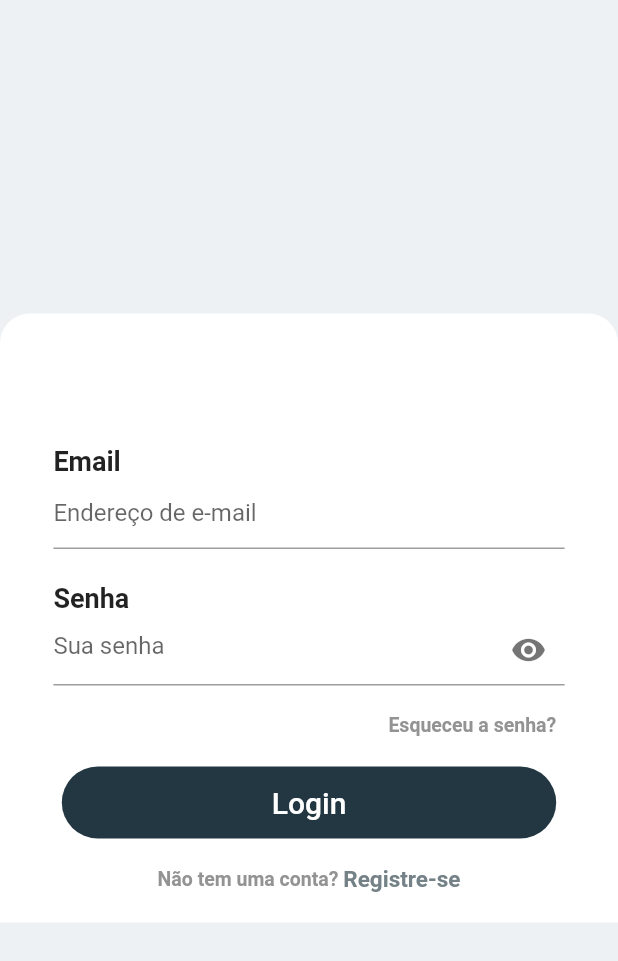
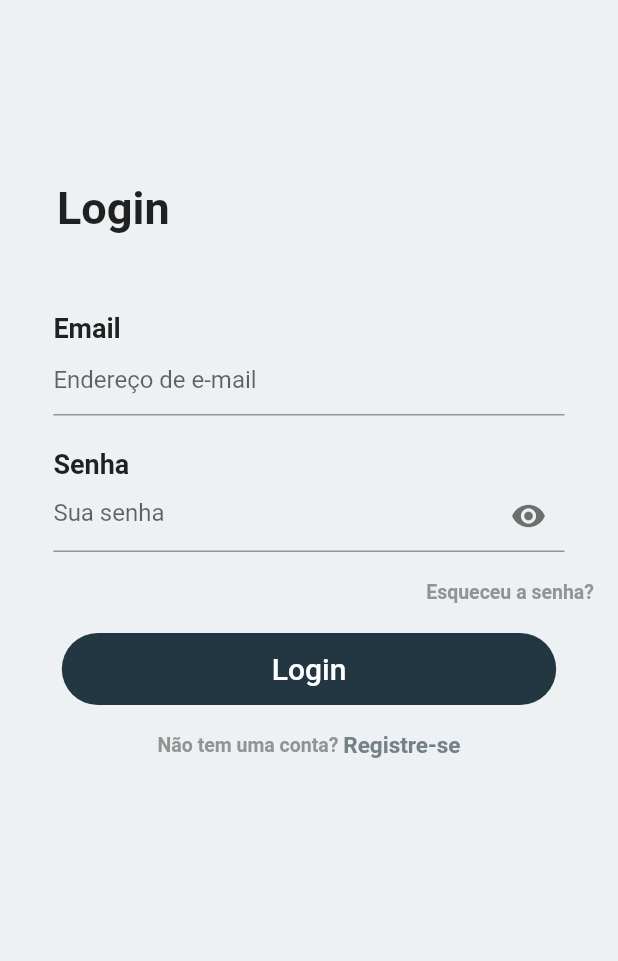
Before and after one commit to anamenezesv/MonitorPet, a Flutter app: the screen it shows after launch, on a phone screen of 412 x 824 dp. Shown: the top 961 px of the screen. Run offline on Flutter 3.47's test engine with Material 2 defaults, Android fonts, the phone set to English and light mode, and no system bars; our stand-ins replace syncfusion_flutter_charts; Roboto replaces fonts that are missing (NotoSerif).

```diff
--- a/lib/components/login_page.dart
+++ b/lib/components/login_page.dart
@@ -3,8 +3,8 @@ import 'package:modelo/components/common/custom_from_button.dart';
 import 'package:modelo/components/common/custom_input_field.dart';
 import 'package:modelo/components/common/page_heading.dart';
 import 'package:modelo/components/forget_password_page.dart';
-
-import 'signup_page.dart';
+import 'package:modelo/components/home_page.dart';
+import 'package:modelo/components/signup_page.dart';
 
 class LoginPage extends StatefulWidget {
   const LoginPage({Key? key}) : super(key: key);
@@ -14,97 +14,119 @@ class LoginPage extends StatefulWidget {
 }
 
 class LoginPageState extends State<LoginPage> {
-
   final _loginFormKey = GlobalKey<FormState>();
 
   @override
   Widget build(BuildContext context) {
     Size size = MediaQuery.of(context).size;
-    return SafeArea(
-      child: Scaffold(
+    return Scaffold(
       backgroundColor: const Color(0xffEEF1F3),
-        body: Column(
-          mainAxisAlignment: MainAxisAlignment.center,
+      body: SingleChildScrollView(
+        child: Column(
+          crossAxisAlignment: CrossAxisAlignment.stretch,
           children: [
-            Container(
-              alignment: Alignment.center,
-              child: Expanded(
-                child: Container(
-                  decoration: const BoxDecoration(
-                    color: Colors.white,
-                    borderRadius: BorderRadius.vertical(top: Radius.circular(20),),
-                  ),
-                  child: SingleChildScrollView(
-                    child: Form(
+            Padding(
+              padding: const EdgeInsets.all(16.0),
+              child: Column(
+                crossAxisAlignment: CrossAxisAlignment.start,
+                children: [
+                  const SizedBox(height: 80),
+                  const PageHeading(title: 'Login'),
+                  const SizedBox(height: 24),
+                  Form(
                     key: _loginFormKey,
                     child: Column(
                       children: [
-                          const PageHeading(title: '',),
                         CustomInputField(
                           labelText: 'Email',
                           hintText: 'Endereço de e-mail',
                           validator: (textValue) {
-                              if(textValue == null || textValue.isEmpty) {
+                            if (textValue == null || textValue.isEmpty) {
                               return 'É obrigatório informar um e-mail!';
                             }
                             return null;
-                            }
+                          },
                         ),
-                          const SizedBox(height: 16,),
+                        const SizedBox(height: 16),
                         CustomInputField(
                           labelText: 'Senha',
                           hintText: 'Sua senha',
                           obscureText: true,
                           suffixIcon: true,
                           validator: (textValue) {
-                              if(textValue == null || textValue.isEmpty) {
+                            if (textValue == null || textValue.isEmpty) {
                               return 'É obrigatório informar uma senha!';
                             }
                             return null;
                           },
                         ),
-                          const SizedBox(height: 16,),
-                          Container(
-                            width: size.width * 0.80,
+                        const SizedBox(height: 16),
+                        Align(
                           alignment: Alignment.centerRight,
                           child: GestureDetector(
-                              onTap: () => {
-                                Navigator.push(context, MaterialPageRoute(builder: (context) => const ForgetPasswordPage()))
+                            onTap: () {
+                              Navigator.push(
+                                context,
+                                MaterialPageRoute(
+                                  builder: (context) => const ForgetPasswordPage(),
+                                ),
+                              );
                             },
                             child: const Text(
                               'Esqueceu a senha?',
                               style: TextStyle(
-                                  color: Color(0xff939393),
+                                color:  Color(0xff939393),
                                 fontSize: 13,
                                 fontWeight: FontWeight.bold,
                               ),
                             ),
                           ),
                         ),
-                          const SizedBox(height: 20,),
-                          CustomFormButton(innerText: 'Login', onPressed: _handleLoginUser,),
-                          const SizedBox(height: 18,),
+                        const SizedBox(height: 20),
+                        CustomFormButton(
+                          innerText: 'Login',
+                          onPressed: _handleLoginUser,
+                        ),
+                        const SizedBox(height: 18),
                         SizedBox(
                           width: size.width * 0.8,
                           child: Row(
                             mainAxisAlignment: MainAxisAlignment.center,
                             children: [
-                                const Text('Não tem uma conta? ', style: TextStyle(fontSize: 13, color: Color(0xff939393), fontWeight: FontWeight.bold),),
+                              const Text(
+                                'Não tem uma conta? ',
+                                style: TextStyle(
+                                  fontSize: 13,
+                                  color: Color(0xff939393),
+                                  fontWeight: FontWeight.bold,
+                                ),
+                              ),
                               GestureDetector(
-                                  onTap: () => {
-                                    Navigator.push(context, MaterialPageRoute(builder: (context) => const SignupPage()))
+                                onTap: () {
+                                  Navigator.push(
+                                    context,
+                                    MaterialPageRoute(
+                                      builder: (context) => const SignupPage(),
+                                    ),
+                                  );
                                 },
-                                  child: const Text('Registre-se', style: TextStyle(fontSize: 15, color: Color(0xff748288), fontWeight: FontWeight.bold),),
+                                child: const Text(
+                                  'Registre-se',
+                                  style: TextStyle(
+                                    fontSize: 15,
+                                    color: Color(0xff748288),
+                                    fontWeight: FontWeight.bold,
+                                  ),
+                                ),
                               ),
                             ],
                           ),
                         ),
-                          const SizedBox(height: 20,),
+                        const SizedBox(height: 20),
                       ],
                     ),
                   ),
-                  ),
-                ),
+                ],
               ),
             ),
           ],
@@ -117,7 +139,13 @@ class LoginPageState extends State<LoginPage> {
     // login user
     if (_loginFormKey.currentState!.validate()) {
       ScaffoldMessenger.of(context).showSnackBar(
-        const SnackBar(content: Text('Entrando..')),
+        const SnackBar(content: Text('Entrando...')),
+      );
+      Navigator.push(
+        context,
+        MaterialPageRoute(
+          builder: (context) => const HomePage(heartRate: 100),
+        ),
       );
     }
   }
--- a/pubspec.yaml
+++ b/pubspec.yaml
@@ -30,6 +30,7 @@ environment:
 dependencies:
   flutter:
     sdk: flutter
+  syncfusion_flutter_charts: ^20.2.41
 
 
   # The following adds the Cupertino Icons font to your application.
```
Also changed, not shown: lib/components/historic_page.dart (added, +38 -0 lines), lib/components/home_page.dart (added, +131 -0 lines), lib/components/register_pet_page.dart (added, +137 -0 lines), pubspec.lock. Lines whose indentation alone changed are shown as unchanged.
